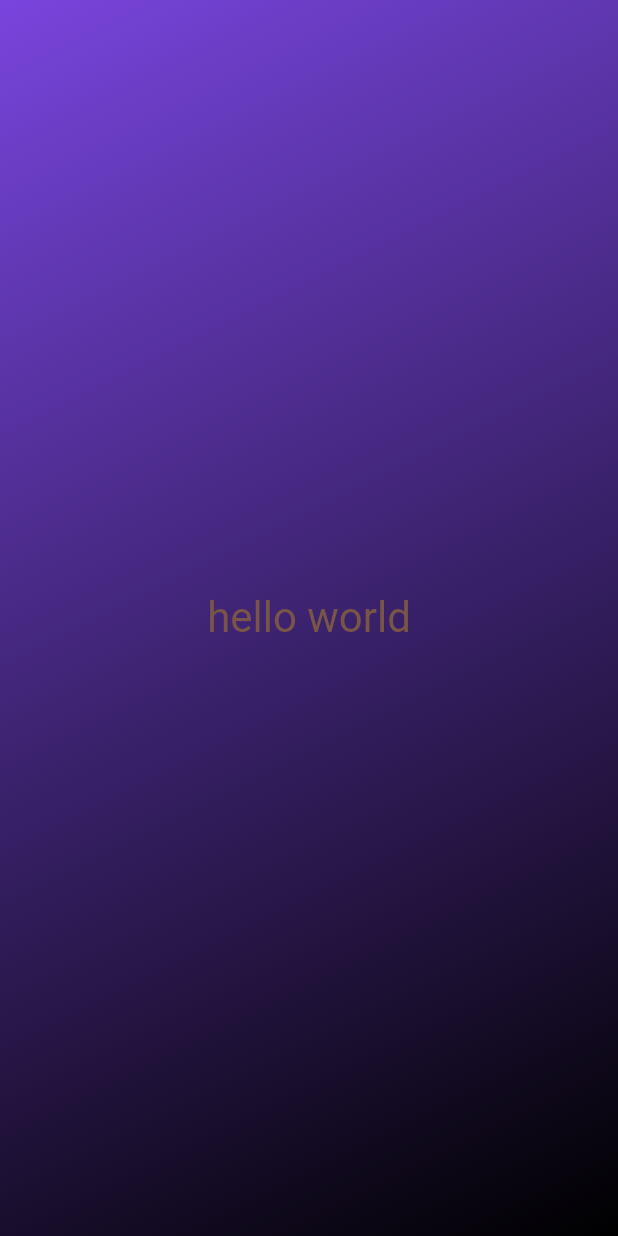
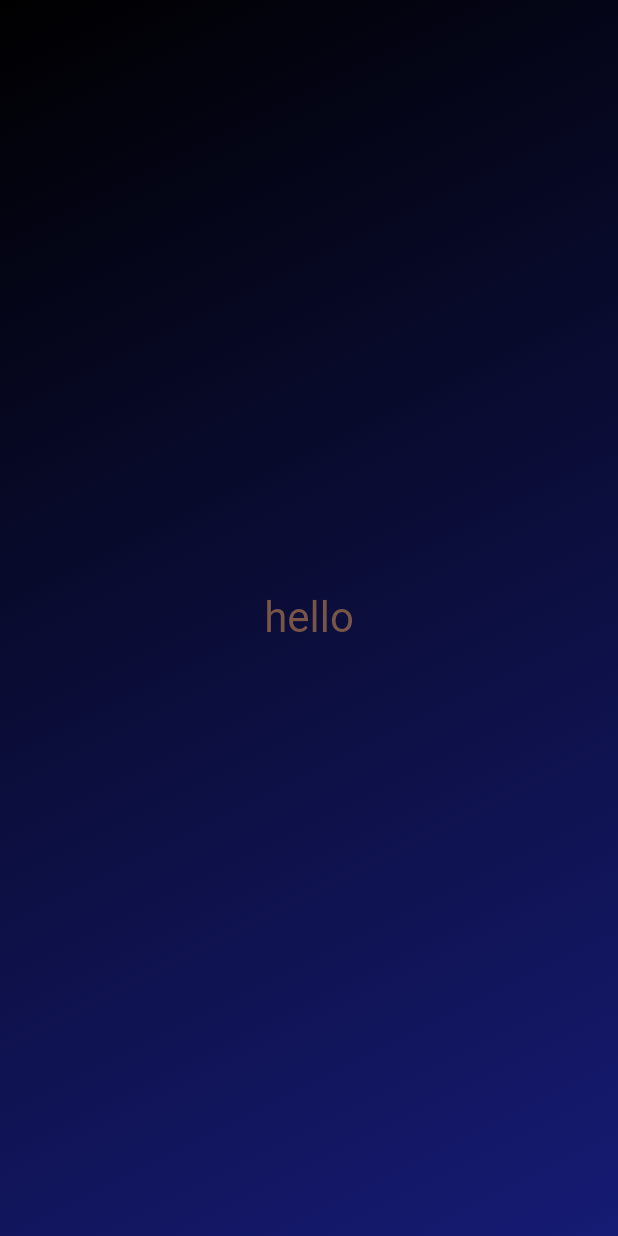
Before and after one commit to widejoy/app_1, a Flutter app: the screen it shows after launch, on a phone screen of 412 x 824 dp. Run offline on Flutter 3.47's test engine with Material 2 defaults, Android fonts, the light colour scheme and no system bars.

Commit message:
more upgrades

```diff
--- a/lib/base.dart
+++ b/lib/base.dart
@@ -5,32 +5,34 @@ var topAllignment = Alignment.topLeft;
 var endAllignment = Alignment.bottomRight;
 
 class BaseContainer extends StatelessWidget {
-  const BaseContainer({super.key});
-
+  BaseContainer(this.color1,this.color2,{super.key});
+  Color color1,color2;
   @override
   Widget build(context) {
     return Container(
       decoration:  BoxDecoration(
-        gradient: LinearGradient(colors: const [
-          Color.fromARGB(255, 120, 69, 221),
-          Colors.black,
+        gradient: LinearGradient(colors: [
+          color1,
+          color2,
         ], begin: topAllignment, end: endAllignment),
       ),
-      child: const Center(
-        child: BaseText(),
+      child:  Center(
+        child: BaseText('hello'),
       ),
     );
   }
 }
 
+// ignore: must_be_immutable
 class BaseText extends StatelessWidget {
-  const BaseText({super.key});
+   BaseText(this.text,{super.key});
 
+String text;
   @override
   Widget build(context) {
-    return const Text(
-      'hello world',
-      style: TextStyle(color: Colors.brown, fontSize: 28),
+    return  Text(
+      text,
+      style: const TextStyle(color: Colors.brown, fontSize: 28),
     );
   }
 }
--- a/lib/main.dart
+++ b/lib/main.dart
@@ -2,10 +2,11 @@ import 'package:app_1/base.dart';
 import 'package:flutter/material.dart';
 
 void main() {
+
   runApp(
-    const MaterialApp(
+    MaterialApp(
       home: Scaffold(
-        body: BaseContainer(),
+        body: BaseContainer(Colors.black,const Color.fromARGB(255, 22, 27, 116)),
       ),
     ),
   );
```
